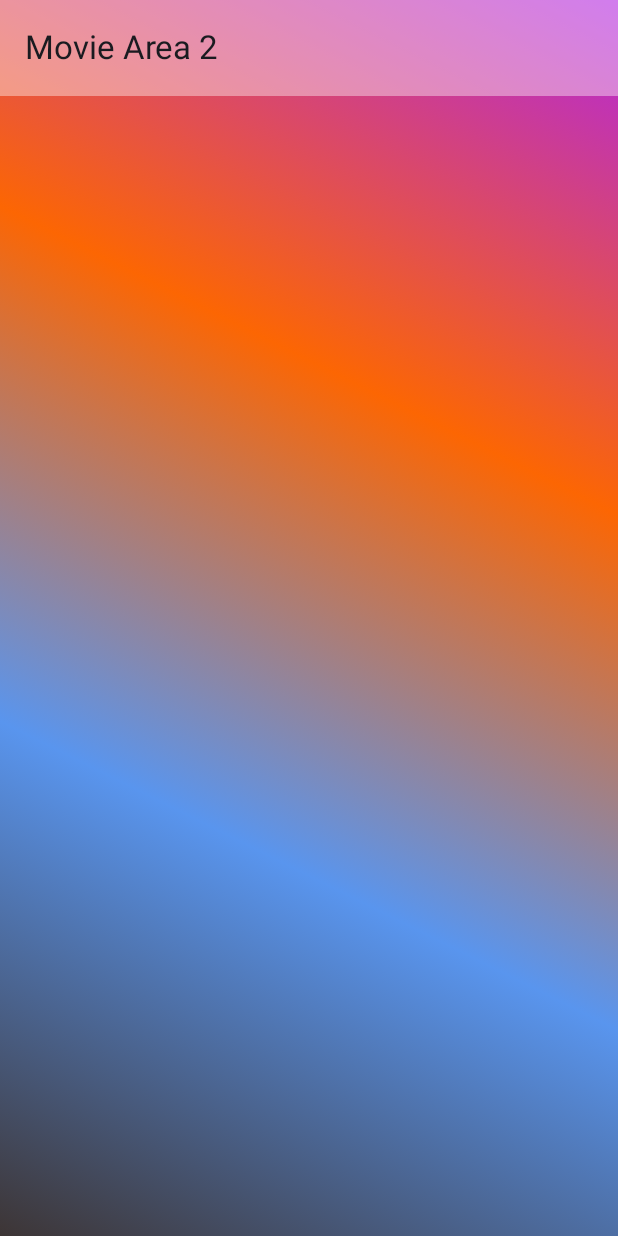
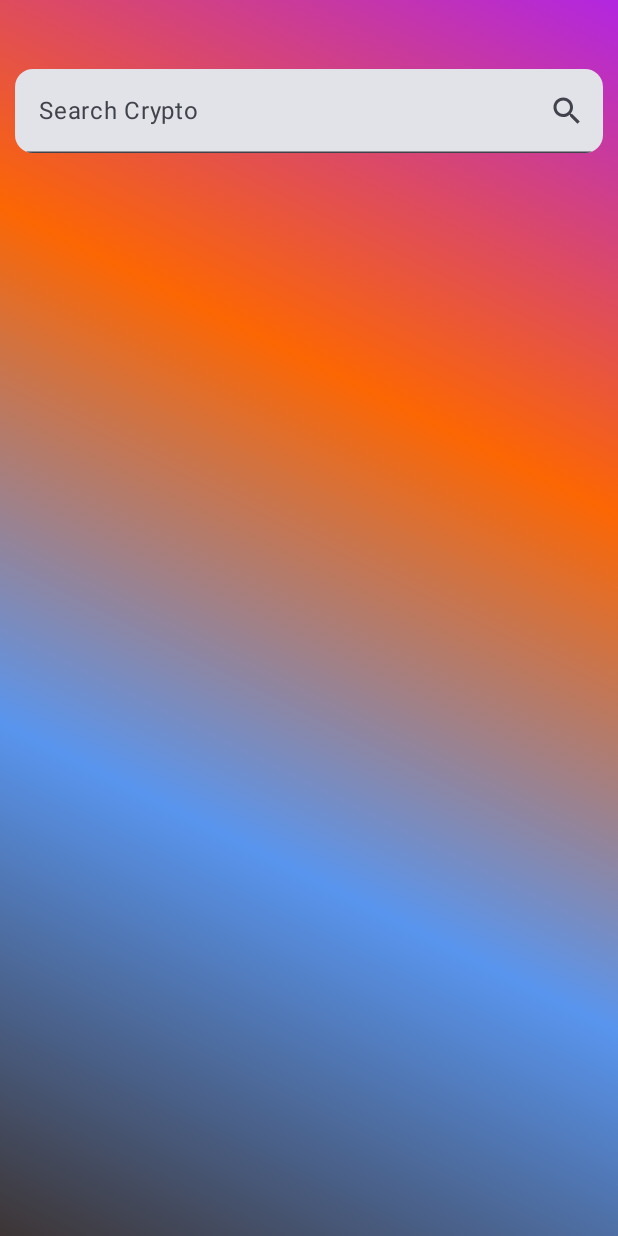
Before and after one commit to nazimko/Movie-Area-2, an Android app built with Jetpack Compose: the MovieListScreen screen opened through its navigation route, on a phone screen of 412 x 824 dp. Run offline under Robolectric (Android 15) with nearby library versions, the phone set to English and light mode, and no system bars; network calls fail; pictures from the network do not load; Roboto replaces fonts that are not available here; 1 statement that could not run was skipped.

Commit message:
search func added.

```diff
--- a/app/src/main/java/com/mhmtn/moviearea2/MainActivity.kt
+++ b/app/src/main/java/com/mhmtn/moviearea2/MainActivity.kt
@@ -9,20 +9,17 @@ import androidx.compose.foundation.layout.Box
 import androidx.compose.foundation.layout.fillMaxSize
 import androidx.compose.material3.MaterialTheme
 import androidx.compose.material3.Surface
-import androidx.compose.runtime.remember
 import androidx.compose.ui.Modifier
 import androidx.compose.ui.geometry.Offset
 import androidx.compose.ui.graphics.Brush
 import androidx.compose.ui.graphics.Color
 import androidx.core.view.WindowCompat
-import androidx.lifecycle.viewmodel.compose.viewModel
 import androidx.navigation.NavType
 import androidx.navigation.compose.NavHost
 import androidx.navigation.compose.composable
 import androidx.navigation.compose.rememberNavController
 import androidx.navigation.navArgument
 import com.mhmtn.moviearea2.ui.theme.MovieArea2Theme
-import com.mhmtn.moviearea2.viewmodel.MovieListViewModel
 import com.mhmtn.moviearea2.views.HomeScreen
 import com.mhmtn.moviearea2.views.MovieDetailScreen
 import com.mhmtn.moviearea2.views.MovieListScreen
--- a/app/src/main/java/com/mhmtn/moviearea2/domain/MovieAPI.kt
+++ b/app/src/main/java/com/mhmtn/moviearea2/domain/MovieAPI.kt
@@ -19,6 +19,12 @@ interface MovieAPI {
         @Path("movie_id") id : Int
     ):Response<MovieDetail>
 
+    @GET("movies")
+    suspend fun getMoviesBySearch(
+        @Query("q") search : String
+    ):Response<MovieList>
+
+    //https://moviesapi.ir/api/v1/movies?q=Godfather
 
  //https://moviesapi.ir/api/v1/movies?page=1
  ///api/v1/movies/{movie_id}
--- a/app/src/main/java/com/mhmtn/moviearea2/repo/MovieRepo.kt
+++ b/app/src/main/java/com/mhmtn/moviearea2/repo/MovieRepo.kt
@@ -14,4 +14,8 @@ class MovieRepo {
     suspend fun getMovieDetail(id : Int) : Response<MovieDetail>{
         return Retrofit.api.getMovieDetail(id)
     }
+
+    suspend fun getMovieListBySearch(query:String):Response<MovieList>{
+        return Retrofit.api.getMoviesBySearch(query)
+    }
 }
--- a/app/src/main/java/com/mhmtn/moviearea2/viewmodel/MovieListViewModel.kt
+++ b/app/src/main/java/com/mhmtn/moviearea2/viewmodel/MovieViewModel.kt
@@ -7,13 +7,13 @@ import androidx.compose.runtime.setValue
 import androidx.lifecycle.ViewModel
 import androidx.lifecycle.viewModelScope
 import com.mhmtn.moviearea2.repo.MovieRepo
-import com.mhmtn.moviearea2.views.MovieListState
+import com.mhmtn.moviearea2.views.MovieState
 import kotlinx.coroutines.launch
 
-class MovieListViewModel : ViewModel() {
+class MovieViewModel : ViewModel() {
 
     private val repo = MovieRepo()
-    var state by mutableStateOf(MovieListState())
+    var state by mutableStateOf(MovieState())
     var id by mutableIntStateOf(0)
     init {
         viewModelScope.launch {
@@ -37,4 +37,17 @@ class MovieListViewModel : ViewModel() {
         }
     }
 
+    fun getMovieListBySearch(query : String){
+        viewModelScope.launch {
+            try {
+                val response = repo.getMovieListBySearch(query = query)
+                if (response.isSuccessful){
+                    state = state.copy(movies = response.body()!!.data)
+                }
+            } catch (e:Exception){
+
+            }
+        }
+    }
+
 }
--- a/app/src/main/java/com/mhmtn/moviearea2/views/MovieListScreen.kt
+++ b/app/src/main/java/com/mhmtn/moviearea2/views/MovieListScreen.kt
@@ -12,23 +12,27 @@ import androidx.compose.foundation.layout.fillMaxSize
 import androidx.compose.foundation.layout.fillMaxWidth
 import androidx.compose.foundation.layout.height
 import androidx.compose.foundation.layout.padding
-import androidx.compose.foundation.layout.wrapContentHeight
 import androidx.compose.foundation.layout.wrapContentSize
 import androidx.compose.foundation.lazy.grid.GridCells
 import androidx.compose.foundation.lazy.grid.LazyVerticalGrid
-import androidx.compose.foundation.lazy.grid.items
+import androidx.compose.foundation.shape.CircleShape
 import androidx.compose.foundation.shape.RoundedCornerShape
 import androidx.compose.material.icons.Icons
+import androidx.compose.material.icons.filled.Search
 import androidx.compose.material.icons.rounded.Star
 import androidx.compose.material3.Card
 import androidx.compose.material3.CardDefaults
 import androidx.compose.material3.ExperimentalMaterial3Api
 import androidx.compose.material3.Icon
+import androidx.compose.material3.MaterialTheme
 import androidx.compose.material3.Scaffold
 import androidx.compose.material3.Text
+import androidx.compose.material3.TextField
 import androidx.compose.material3.TopAppBar
 import androidx.compose.material3.TopAppBarDefaults
 import androidx.compose.runtime.Composable
+import androidx.compose.runtime.mutableStateOf
+import androidx.compose.runtime.remember
 import androidx.compose.ui.Alignment
 import androidx.compose.ui.Modifier
 import androidx.compose.ui.draw.clip
@@ -37,34 +41,32 @@ import androidx.compose.ui.graphics.Color
 import androidx.compose.ui.graphics.Shadow
 import androidx.compose.ui.layout.ContentScale
 import androidx.compose.ui.text.TextStyle
-import androidx.compose.ui.text.font.Font
-import androidx.compose.ui.text.font.FontFamily
 import androidx.compose.ui.text.font.FontWeight
 import androidx.compose.ui.text.style.TextAlign
 import androidx.compose.ui.unit.dp
-import androidx.compose.ui.unit.sp
 import androidx.lifecycle.viewmodel.compose.viewModel
 import androidx.navigation.NavHostController
 import coil.compose.AsyncImage
-import com.mhmtn.moviearea2.R
 import com.mhmtn.moviearea2.models.Data
-import com.mhmtn.moviearea2.viewmodel.MovieListViewModel
+import com.mhmtn.moviearea2.viewmodel.MovieViewModel
 
 @OptIn(ExperimentalMaterial3Api::class)
 @Composable
 fun MovieListScreen(navController: NavHostController) {
 
-    val movieListViewModel = viewModel<MovieListViewModel>()
-    val state = movieListViewModel.state
+    val movieViewModel = viewModel<MovieViewModel>()
+    val state = movieViewModel.state
 
     Scaffold (
         modifier = Modifier.background(Color.Transparent),
-        topBar = {
-            TopBar()
-        },
         containerColor = Color.Transparent
     ) {
-
+        Column {
+            SearchBar(
+                modifier = Modifier.padding(top = 40.dp)
+            ){
+                movieViewModel.getMovieListBySearch(it)
+            }
             LazyVerticalGrid(
                 columns = GridCells.Fixed(2),
                 Modifier
@@ -76,6 +78,7 @@ fun MovieListScreen(navController: NavHostController) {
             ){
                 items(state.movies.size){
                     MovieCard(index = it, movieList = state.movies, navController = navController)
+                }
             }
         }
     }
@@ -155,3 +158,32 @@ fun TopBar() {
         colors = TopAppBarDefaults.mediumTopAppBarColors(containerColor = Color.White.copy(0.4f))
         )
 }
+
+@OptIn(ExperimentalMaterial3Api::class)
+@Composable
+fun SearchBar(modifier: Modifier = Modifier,
+              onSearch : (String) -> Unit = {}
+) {
+    var text = remember { mutableStateOf("") }
+
+    Box (modifier = modifier) {
+        TextField(value = text.value, onValueChange = {
+            text.value=it
+            onSearch(it)
+        },  textStyle = TextStyle(color = MaterialTheme.colorScheme.tertiary),
+            shape = RoundedCornerShape(12.dp),
+            label = { Text(text = "Search Crypto") },
+            placeholder = { Text(text = "Search..") },
+            modifier = Modifier
+                .fillMaxWidth()
+                .padding(horizontal = 10.dp, vertical = 6.dp)
+                .background(color = Color.White, CircleShape),
+            trailingIcon = {
+                Icon(
+                    imageVector = Icons.Filled.Search,
+                    contentDescription = "Visibility Icon"
+                )
+            }
+        )
+    }
+}
--- a/app/src/main/java/com/mhmtn/moviearea2/views/MovieListState.kt
+++ b/app/src/main/java/com/mhmtn/moviearea2/views/MovieState.kt
@@ -4,7 +4,7 @@ import com.mhmtn.moviearea2.models.Data
 import com.mhmtn.moviearea2.models.MovieDetail
 
 
-data class MovieListState(
+data class MovieState(
     val movies: List<Data> = emptyList(),
     val page: Int = 1,
     val detailsData : MovieDetail = MovieDetail()
```
Also changed, not shown: app/src/main/java/com/mhmtn/moviearea2/views/HomeScreen.kt (+9 -0 lines), app/src/main/java/com/mhmtn/moviearea2/views/MovieDetailScreen.kt (+3 -4 lines). Lines whose indentation alone changed are shown as unchanged.
